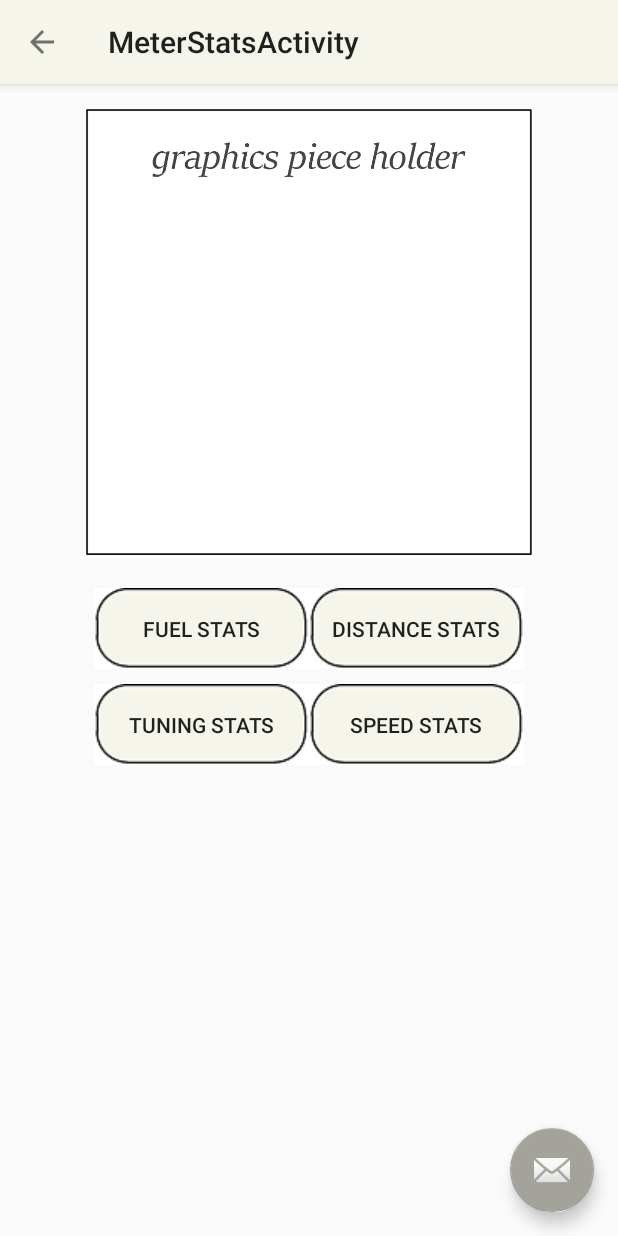
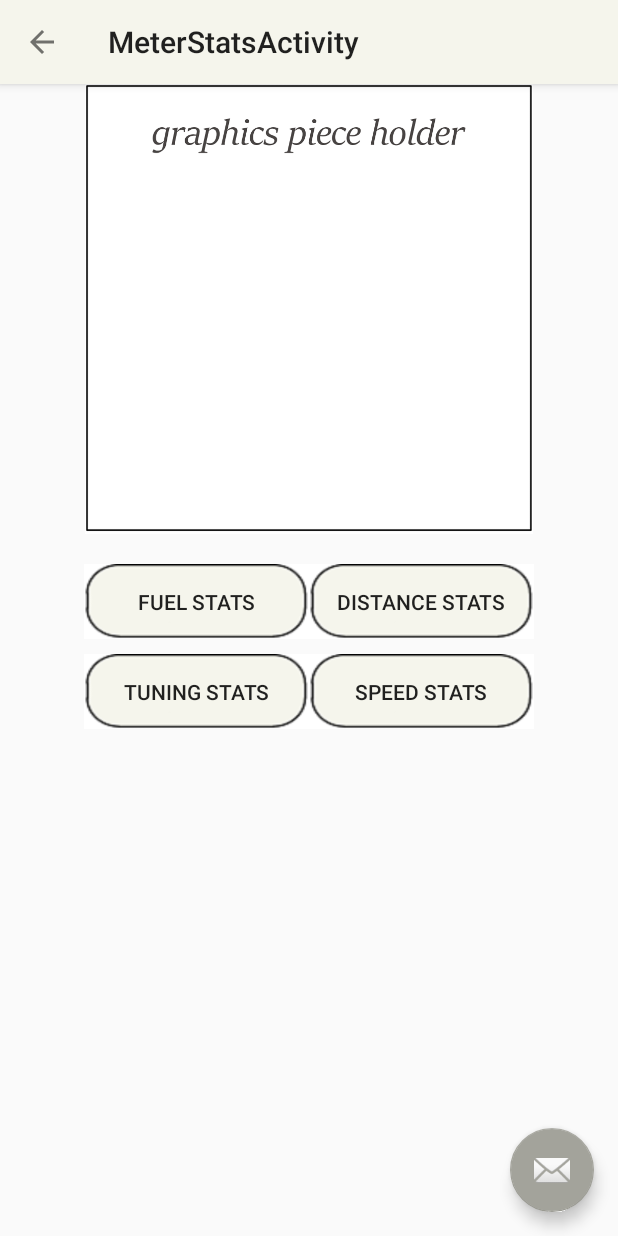
Before and after one commit to shoaib333/TestProject, an Android app: the MeterStatsActivity screen opened directly, with no data from a screen before it, on a phone screen of 412 x 824 dp. Run offline under Robolectric (Android 15) with nearby library versions, the phone set to English and light mode, and no system bars.

Commit message:
View Meters Screen corrected

```diff
--- a/app/src/main/res/layout/content_add_remove_meters.xml
+++ b/app/src/main/res/layout/content_add_remove_meters.xml
@@ -15,9 +15,9 @@
     <TextView
         android:id="@+id/textView1"
         android:layout_width="wrap_content"
-        android:layout_height="80dp"
+        android:layout_height="40dp"
         android:background="@drawable/titlebar_bg"
-        android:textSize="48dp"
+        android:textSize="24dp"
         android:textColor="@color/colorPrimaryDark"
         android:layout_centerHorizontal="true"
         android:text="Select Meter" />
--- a/app/src/main/res/layout/content_meter_stats.xml
+++ b/app/src/main/res/layout/content_meter_stats.xml
@@ -7,7 +7,6 @@
     android:paddingBottom="@dimen/activity_vertical_margin"
     android:paddingLeft="@dimen/activity_horizontal_margin"
     android:paddingRight="@dimen/activity_horizontal_margin"
-    android:paddingTop="@dimen/activity_vertical_margin"
     app:layout_behavior="@string/appbar_scrolling_view_behavior"
     tools:context="com.idea.meter.Meter_Utils.MeterStatsActivity"
     tools:showIn="@layout/activity_meter_stats">
@@ -32,9 +31,9 @@
         <Button
             android:id="@+id/fuel_stat"
             android:background="@drawable/button_bg"
-            android:layout_width="wrap_content"
-            android:layout_height="wrap_content"
-            android:layout_weight="1"
+            android:layout_width="150dp"
+            android:layout_height="50dp"
+            android:layout_weight="50"
             android:layout_gravity="left"
             android:layout_alignParentLeft="true"
             android:text="Fuel Stats" />
@@ -42,9 +41,9 @@
         <Button
             android:id="@+id/distace_stat"
             android:background="@drawable/button_bg"
-            android:layout_width="wrap_content"
-            android:layout_height="wrap_content"
-            android:layout_weight="1"
+            android:layout_width="150dp"
+            android:layout_height="50dp"
+            android:layout_weight="50"
             android:layout_alignParentRight="true"
             android:text="Distance Stats" />
 
@@ -63,9 +62,9 @@
         <Button
             android:id="@+id/tuning_stat"
             android:background="@drawable/button_bg"
-            android:layout_width="wrap_content"
-            android:layout_height="wrap_content"
-            android:layout_weight="1"
+            android:layout_width="150dp"
+            android:layout_height="50dp"
+            android:layout_weight="50"
             android:layout_gravity="left"
             android:layout_alignParentLeft="true"
             android:text="Tuning Stats" />
@@ -73,9 +72,9 @@
         <Button
             android:id="@+id/speed_stat"
             android:background="@drawable/button_bg"
-            android:layout_width="wrap_content"
-            android:layout_height="wrap_content"
-            android:layout_weight="1"
+            android:layout_width="150dp"
+            android:layout_height="50dp"
+            android:layout_weight="50"
             android:layout_alignParentRight="true"
             android:text="Speed Stats" />
 
--- a/app/src/main/res/layout/custom_meter_list.xml
+++ b/app/src/main/res/layout/custom_meter_list.xml
@@ -10,10 +10,10 @@
         android:layout_weight="80"
         android:layout_centerHorizontal="true"
         android:layout_width="wrap_content"
-        android:layout_height="80dp"
+        android:layout_height="45dp"
         android:textColor="@color/colorPrimaryDark"
         android:background="@drawable/titlebar_bg"
-        android:textSize="48dp" />
+        android:textSize="24dp" />
 
     <ImageView
         android:id="@+id/imageView1"
@@ -21,7 +21,7 @@
         android:layout_weight="20"
         android:layout_width="80dp"
         android:layout_centerHorizontal="true"
-        android:layout_height="80dp"
+        android:layout_height="45dp"
         android:background="@drawable/titlebar_bg"
         android:src="@drawable/settings_icon" />
 
```
Also changed, not shown: app/src/main/res/layout/activity_add_remove_meters.xml (+0 -8 lines).
